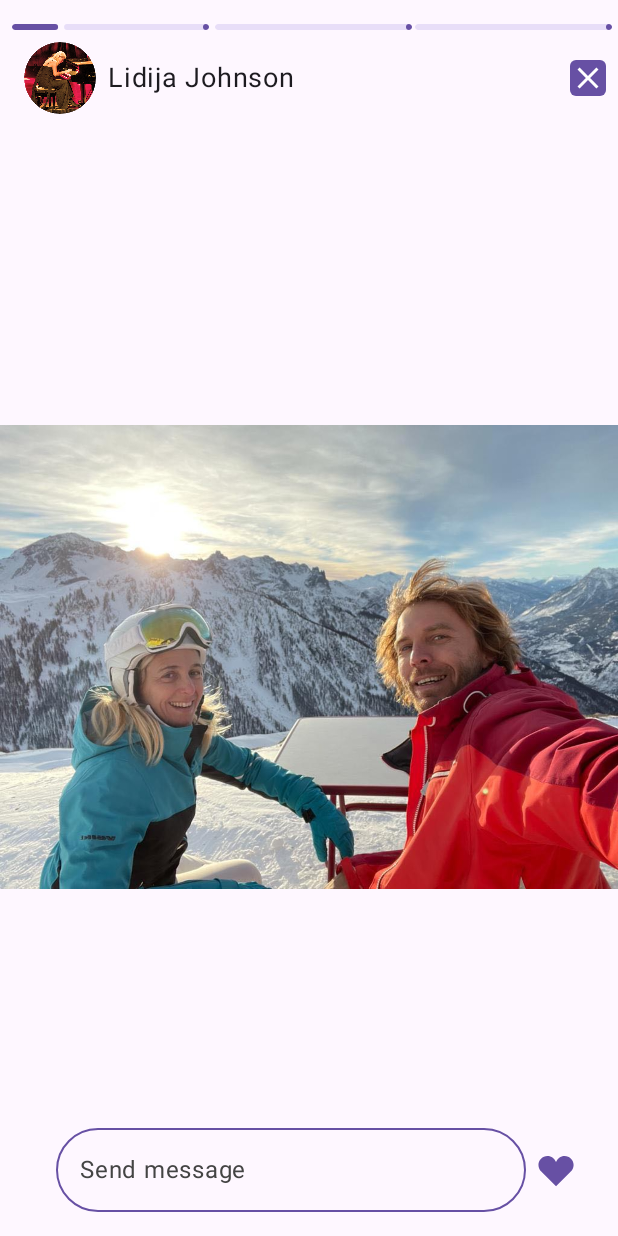
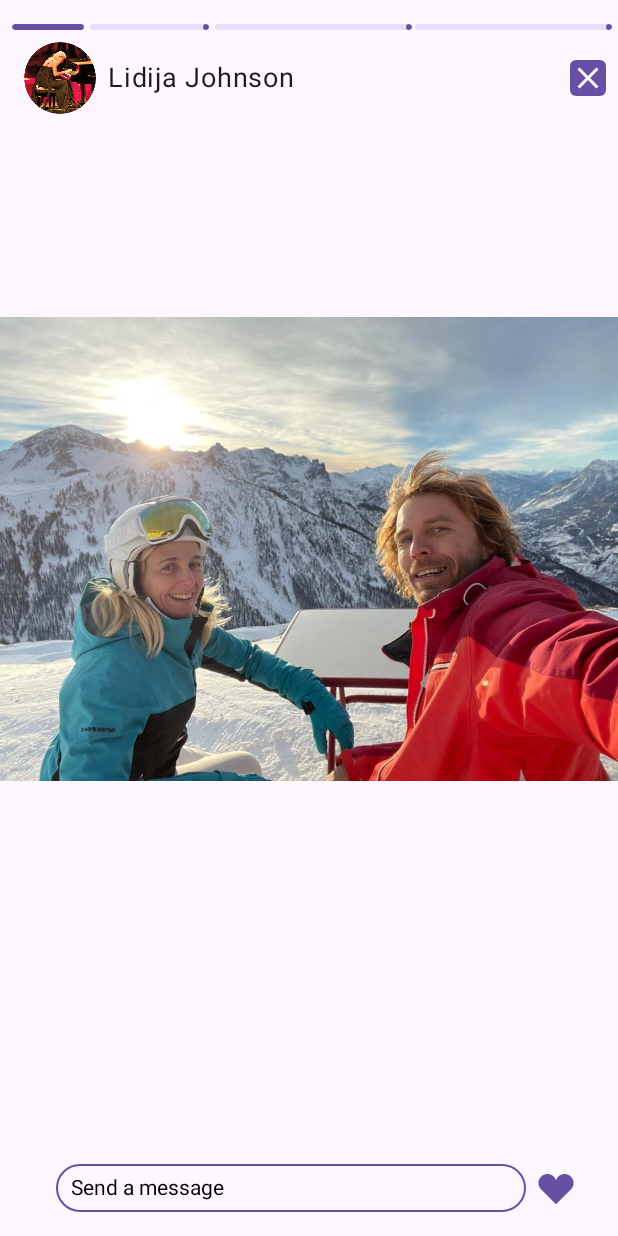
Before and after one commit to BojanVilic/Film, an Android app built with Jetpack Compose: the StoryScreen screen opened through its navigation route, on a phone screen of 412 x 824 dp. Run offline under Robolectric (Android 15) with nearby library versions, the phone set to English and light mode, and no system bars; our stand-ins replace Dagger/Hilt's generated code.

Commit message:
Visual adjustments

```diff
--- a/app/src/main/java/com/bojanvilic/film/ui/ChatViewModel.kt
+++ b/app/src/main/java/com/bojanvilic/film/ui/ChatViewModel.kt
@@ -94,24 +94,46 @@ class ChatViewModel @Inject constructor(
         listOf(
             Message(
                 id = 0,
-                messageType = MessageType.Image,
+                messageType = MessageType.VoiceMessage,
                 isUserSender = true,
             ),
             Message(
                 id = 1,
+                messageType = MessageType.VoiceMessage,
+                isUserSender = false,
+            ),
+            Message(
+                id = 2,
+                messageType = MessageType.VoiceMessage,
+                isUserSender = true,
+            ),
+            Message(
+                id = 3,
+                messageType = MessageType.Image,
+                image = R.drawable.green,
+                isUserSender = true,
+            ),
+            Message(
+                id = 4,
+                messageType = MessageType.Image,
+                image = R.drawable.green,
+                isUserSender = true,
+            ),
+            Message(
+                id = 5,
                 messageType = MessageType.Text,
                 isUserSender = true,
                 text = "Vaza je prelepaaa,\nhvala ti do neba!! ❤",
             ),
             Message(
-                id = 2,
+                id = 6,
                 messageType = MessageType.Text,
                 isUserSender = false,
                 text = "Love you guyss \uD83D\uDE18 \uD83D\uDE18",
                 timestamp = LocalDateTime.of(2022, 5, 12, 21, 7)
             ),
             Message(
-                id = 3,
+                id = 7,
                 messageType = MessageType.Text,
                 isUserSender = true,
                 text = "Kako je u engleskoj?\nHocete dolaziti kod nas?",
@@ -173,7 +195,7 @@ class ChatViewModel @Inject constructor(
             previousMessageType = MessageType.Text,
             timestamp = "1. Dec",
             previousMessageText = "Suuperr!! ❤",
-            hasActiveStory = true
+            hasActiveStory = false
         ),
         Conversation(
             id = 6,
--- a/app/src/main/java/com/bojanvilic/film/ui/StoryViewModel.kt
+++ b/app/src/main/java/com/bojanvilic/film/ui/StoryViewModel.kt
@@ -23,10 +23,10 @@ class StoryViewModel @Inject constructor(): ViewModel() {
 
         Handler(Looper.getMainLooper()).postDelayed({
             progressBarValue2 = 1f
-        }, 8500)
+        }, 5500)
 
         Handler(Looper.getMainLooper()).postDelayed({
             progressBarValue3 = 1f
-        }, 16500)
+        }, 10500)
     }
 }
--- a/app/src/main/java/com/bojanvilic/film/ui/components/StoryComponents.kt
+++ b/app/src/main/java/com/bojanvilic/film/ui/components/StoryComponents.kt
@@ -8,11 +8,12 @@ import androidx.compose.animation.core.animateFloatAsState
 import androidx.compose.animation.core.tween
 import androidx.compose.foundation.Image
 import androidx.compose.foundation.background
+import androidx.compose.foundation.border
 import androidx.compose.foundation.clickable
 import androidx.compose.foundation.layout.*
 import androidx.compose.foundation.shape.CircleShape
 import androidx.compose.foundation.shape.RoundedCornerShape
-import androidx.compose.foundation.text.KeyboardOptions
+import androidx.compose.foundation.text.BasicTextField
 import androidx.compose.material3.*
 import androidx.compose.runtime.*
 import androidx.compose.ui.Alignment
@@ -22,7 +23,6 @@ import androidx.compose.ui.graphics.Color
 import androidx.compose.ui.graphics.ColorFilter
 import androidx.compose.ui.layout.ContentScale
 import androidx.compose.ui.res.painterResource
-import androidx.compose.ui.text.input.KeyboardCapitalization
 import androidx.compose.ui.tooling.preview.Preview
 import androidx.compose.ui.unit.dp
 import androidx.compose.ui.unit.sp
@@ -57,7 +57,7 @@ fun StoryScreen(
     }
 
     LaunchedEffect(Unit) {
-        delay(24500)
+        delay(18500)
         navController.popBackStack()
     }
 }
@@ -77,11 +77,11 @@ fun StoryContent(
 
         val progressAnimation by animateFloatAsState(
             targetValue = progressBarValue,
-            animationSpec = tween(durationMillis = 8000, easing = LinearEasing)
+            animationSpec = tween(durationMillis = 5000, easing = LinearEasing)
         )
         val progressAnimation2 by animateFloatAsState(
             targetValue = progressBarValue2,
-            animationSpec = tween(durationMillis = 8000, easing = LinearEasing)
+            animationSpec = tween(durationMillis = 5000, easing = LinearEasing)
         )
         val progressAnimation3 by animateFloatAsState(
             targetValue = progressBarValue3,
@@ -149,33 +149,38 @@ fun StoryContent(
             if (progressAnimation != 0f && progressAnimation != 1f) {
                 Image(
                     modifier = Modifier
-                        .fillMaxSize()
-                        .padding(bottom = 32.dp)
+                        .fillMaxWidth()
+                        .height(580.dp)
+                        .padding(bottom = 16.dp)
                         .clickable {
                             onStoryClicked()
                         },
                     painter = painterResource(id = R.drawable.story_1),
-                    contentDescription = null
+                    contentDescription = null,
+                    contentScale = ContentScale.Fit
+
                 )
             }
             if (progressAnimation2 != 0f && progressAnimation2 != 1f) {
                 Image(
                     modifier = Modifier
-                        .fillMaxSize()
-                        .padding(bottom = 62.dp)
+                        .fillMaxWidth()
+                        .height(580.dp)
+                        .padding(bottom = 16.dp)
                         .clickable {
                             onStoryClicked()
                         },
                     painter = painterResource(id = R.drawable.story_2),
-                    contentDescription = null
+                    contentDescription = null,
+                    contentScale = ContentScale.Crop
                 )
             }
             if (progressAnimation3 != 0f && progressAnimation3 != 1f) {
                 VideoView(
                     modifier = Modifier
-                        .padding(top = 42.dp)
                         .fillMaxWidth()
-                        .fillMaxHeight(0.8f)
+                        .height(580.dp)
+                        .padding(bottom = 16.dp)
                         .background(Color.Black),
                     videoUri = storyUri.toString()
                 )
@@ -185,20 +190,22 @@ fun StoryContent(
             modifier = Modifier.align(Alignment.BottomCenter),
             verticalAlignment = Alignment.CenterVertically
         ) {
-            OutlinedTextField(
+            Box(
                 modifier = Modifier
                     .fillMaxWidth(0.8f)
-                    .padding(horizontal = 8.dp, vertical = 16.dp),
-                value = "",
-                placeholder = { Text(text = "Send message", color = Color.DarkGray) },
-                onValueChange = {  },
-                shape = CircleShape,
-                colors = TextFieldDefaults.outlinedTextFieldColors(
-                    focusedBorderColor = MaterialTheme.colorScheme.primary,
-                    unfocusedBorderColor = MaterialTheme.colorScheme.primary
-                ),
-                keyboardOptions = KeyboardOptions(capitalization = KeyboardCapitalization.Sentences)
-            )
+                    .padding(horizontal = 8.dp, vertical = 16.dp)
+                    .border(
+                        width = 1.dp,
+                        color = MaterialTheme.colorScheme.primary,
+                        shape = CircleShape
+                    )
+            ) {
+                BasicTextField(
+                    modifier = Modifier.padding(horizontal = 10.dp, vertical = 8.dp),
+                    value = "Send a message",
+                    onValueChange = {}
+                )
+            }
             Image(
                 modifier = Modifier
                     .padding(vertical = 16.dp),
```
Also changed, not shown: app/src/main/java/com/bojanvilic/film/ui/components/ChatComponents.kt (+18 -11 lines), app/src/main/res/drawable/green.jpg (added), app/src/main/res/drawable/vera_popovic.jpg.
